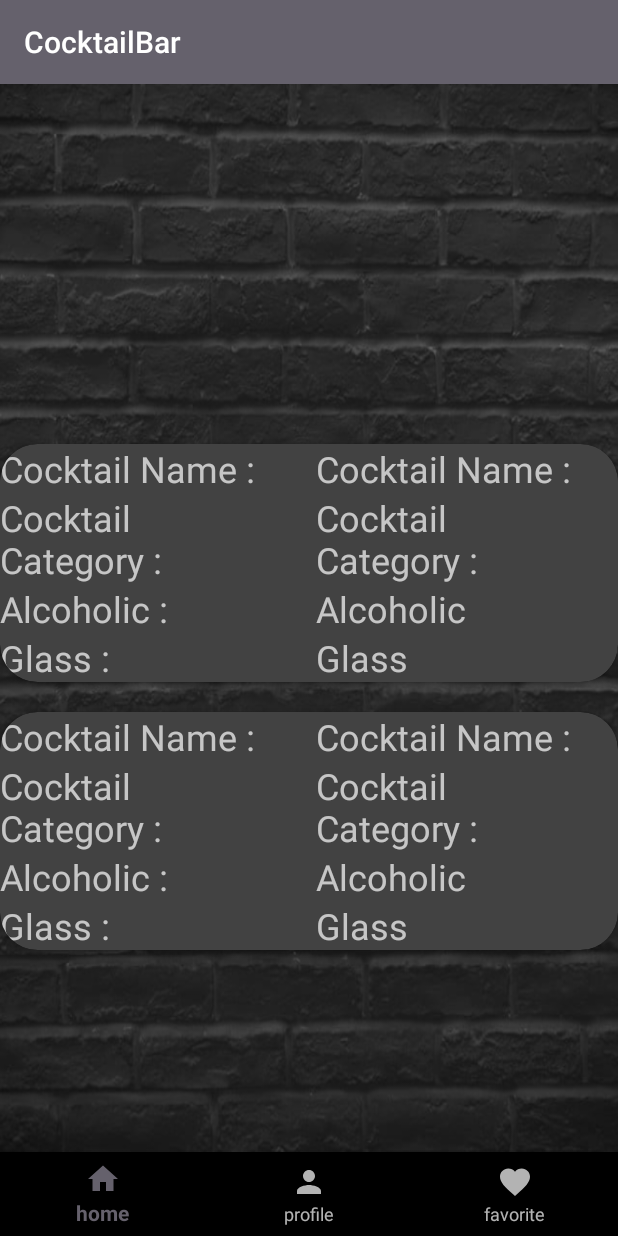
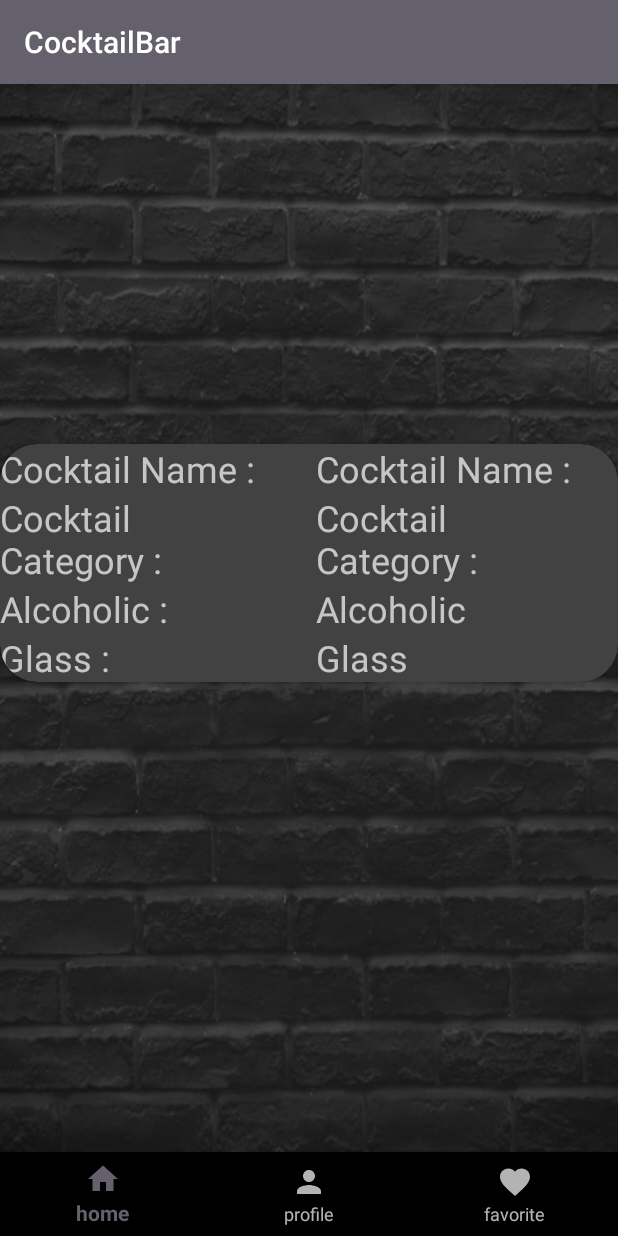
Before and after one commit to benPeretz/cocktailApp, an Android app: the fragment cocktailDetailFragment placed in its activity, on a phone screen of 412 x 824 dp. Run offline under Robolectric (Android 15) with nearby library versions, the phone set to English and light mode, and no system bars; pictures from the network do not load; 4 statements that could not run were skipped.

Commit message:
working on cocktail dtail fragment git pull git push

```diff
--- a/app/src/main/java/com/example/cocktailbar/CocktailAdapter.java
+++ b/app/src/main/java/com/example/cocktailbar/CocktailAdapter.java
@@ -1,5 +1,6 @@
 package com.example.cocktailbar;
 
+import android.annotation.SuppressLint;
 import android.view.LayoutInflater;
 import android.view.View;
 import android.view.ViewGroup;
@@ -18,22 +19,22 @@ public class CocktailAdapter extends RecyclerView.Adapter<CocktailAdapter.MyView
 
     private ArrayList<Cocktail>dataSet;
 
-    //private final recyclerViewInterface recyclerVI;
+    private  recyclerViewInterface recyclerVI;
 
-    //public CocktailAdapter(ArrayList<Cocktail>dataSet,recyclerViewInterface recyclerVI){
-    public CocktailAdapter(ArrayList<Cocktail>dataSet){
+    public CocktailAdapter(ArrayList<Cocktail>dataSet,recyclerViewInterface recyclerVI){
+    //public CocktailAdapter(ArrayList<Cocktail>dataSet){
         this.dataSet=dataSet;
-        //this.recyclerVI=recyclerVI;
+        this.recyclerVI=recyclerVI;
     }
 
-    public static class MyViewHolder extends RecyclerView.ViewHolder{
+    public static class MyViewHolder extends RecyclerView.ViewHolder {
         CardView cardView;
         TextView textViewName;
         TextView textViewCategory;
         ImageView imageViewCocktail;
 
-        //public MyViewHolder(View itemView,recyclerViewInterface recyclerVI){
-        public MyViewHolder(View itemView){
+        public MyViewHolder(View itemView,recyclerViewInterface recyclerVI){
+        //public MyViewHolder(View itemView){
             super(itemView);
 
             cardView=itemView.findViewById(R.id.card_view);
@@ -51,7 +52,9 @@ public class CocktailAdapter extends RecyclerView.Adapter<CocktailAdapter.MyView
                         }
                     }
                 }
-            });*/
+            });
+
+ */
         }
 
     }
@@ -62,8 +65,8 @@ public class CocktailAdapter extends RecyclerView.Adapter<CocktailAdapter.MyView
         //View view = LayoutInflater.from(context).inflate(R.layout.card_layout, parent ,false);
         View view = LayoutInflater.from(parent.getContext() ).inflate(R.layout.card_home_fragment_layout, parent ,false);
 
-        //MyViewHolder myViewHolder = new MyViewHolder(view,recyclerVI);
-        MyViewHolder myViewHolder = new MyViewHolder(view);
+        MyViewHolder myViewHolder = new MyViewHolder(view,recyclerVI);
+        //MyViewHolder myViewHolder = new MyViewHolder(view);
 
         return myViewHolder;
 
@@ -71,7 +74,7 @@ public class CocktailAdapter extends RecyclerView.Adapter<CocktailAdapter.MyView
 
 
     @Override
-    public void onBindViewHolder(@NonNull MyViewHolder holder, int position) {
+    public void onBindViewHolder(@NonNull MyViewHolder holder, @SuppressLint("RecyclerView") int position) {
 
         TextView textViewName =holder.textViewName;
         TextView textViewNativeName=holder.textViewCategory;
@@ -83,6 +86,14 @@ public class CocktailAdapter extends RecyclerView.Adapter<CocktailAdapter.MyView
         textViewNativeName.setText(dataSet.get(position).getStrDrink());
 
         Glide.with(holder.itemView.getContext()).load(dataSet.get(position).getPhoto()).error(R.drawable.ic_launcher_background).into(imageViewF);
+
+
+        holder.cardView.setOnClickListener(new View.OnClickListener() {
+            @Override
+            public void onClick(View view) {
+                recyclerVI.onItemClick(position);
+            }
+        });
 
     }
 
--- a/app/src/main/java/com/example/cocktailbar/DataSevice.java
+++ b/app/src/main/java/com/example/cocktailbar/DataSevice.java
@@ -17,6 +17,7 @@ import java.util.ArrayList;
 
 public class DataSevice {
     private ArrayList<Cocktail> arrCocktail=new ArrayList<>();
+    private Cocktail cocktailDetail;
 
     public ArrayList<Cocktail> getArrCocktail(){
 
@@ -48,18 +49,20 @@ public class DataSevice {
             if(drinks!=null){
 
                 JsonArray drinksArray=drinks.getAsJsonArray();
+                //JsonElement d=drinksArray.get(1).getAsJsonObject().get("strDrink");
                 for (JsonElement j:drinksArray){
                     JsonObject drink=j.getAsJsonObject();
                     JsonElement strDrink = drink.get("strDrink");
                     JsonElement strCategory = drink.get("strCategory");
                     JsonElement strDrinkThumb =drink.get("strDrinkThumb");
+                    JsonElement idDrink =drink.get("idDrink");
 
                     String strDrinkThumbUrl=strDrinkThumb.getAsString();
                     //JsonElement strDrink =obj.get("strDrink");
                     //JsonElement strCategory =obj.get("strCategory");
 
 
-                    arrCocktail.add(new Cocktail(strDrink.toString(),strCategory.toString(),strDrinkThumbUrl));
+                    arrCocktail.add(new Cocktail(strDrink.toString(),strCategory.toString(),strDrinkThumbUrl,idDrink.toString()));
                 }
             }
         } catch (IOException e) {
@@ -69,4 +72,64 @@ public class DataSevice {
         return arrCocktail;
 
     }
+    public Cocktail getCocktailDetail(String strId){
+
+        String sURL="https://www.thecocktaildb.com/api/json/v1/1/lookup.php?i="+strId;
+        URL url=null;
+
+
+        StrictMode.ThreadPolicy policy=new StrictMode.ThreadPolicy.Builder().permitAll().build();
+        StrictMode.setThreadPolicy(policy);
+
+
+        try {//if url is not good
+            url=new URL(sURL);
+        } catch (MalformedURLException e) {
+            e.printStackTrace();
+        }
+
+        try {// io acception like 404
+
+            HttpURLConnection request=(HttpURLConnection) url.openConnection();
+            request.connect();
+
+            JsonParser js = new JsonParser();
+            JsonElement root = js.parse(new InputStreamReader((InputStream) request.getContent()));//get from json String element
+            JsonElement rootobj =root.getAsJsonObject();
+
+            JsonObject obj=rootobj.getAsJsonObject();
+
+            JsonElement drinks =obj.get("drinks");
+            if(drinks!=null){
+
+                JsonArray drinksArray=drinks.getAsJsonArray();
+                //JsonElement d=drinksArray.get(1).getAsJsonObject().get("strDrink");
+                for (JsonElement j:drinksArray){
+                    JsonObject drink=j.getAsJsonObject();
+                    JsonElement strDrink = drink.get("strDrink");
+                    JsonElement strCategory = drink.get("strCategory");
+                    JsonElement strDrinkThumb =drink.get("strDrinkThumb");
+                    JsonElement idDrink =drink.get("idDrink");
+
+                    String strDrinkThumbUrl=strDrinkThumb.getAsString();
+                    //JsonElement strDrink =obj.get("strDrink");
+                    //JsonElement strCategory =obj.get("strCategory");
+
+
+                    cocktailDetail=new Cocktail(strDrink.toString(),strCategory.toString(),strDrinkThumbUrl,idDrink.toString());
+                }
+            }
+
+
+
+
+
+
+
+        } catch (IOException e) {
+            e.printStackTrace();
+        }
+
+        return cocktailDetail;
+    }
 }
--- a/app/src/main/java/com/example/cocktailbar/MainActivity.java
+++ b/app/src/main/java/com/example/cocktailbar/MainActivity.java
@@ -103,10 +103,10 @@ public  void funcRegister(EditText emailText, EditText passText,EditText firstNa
                         if (task.isSuccessful()) {
 
                             Toast.makeText(MainActivity.this, "login successful",Toast.LENGTH_LONG).show();
-                            //Navigation.findNavController().navigate(R.id.action_loginFragment_to_mainActivity2);
+                            Navigation.findNavController(view).navigate(R.id.action_loginFragment_to_mainActivity2);
 
-                            Intent intent=new Intent(MainActivity.this,MainActivity2.class);
-                            startActivity(intent);
+                           // Intent intent=new Intent(MainActivity.this,MainActivity2.class);
+                            //startActivity(intent);
 
 
 
--- a/app/src/main/java/com/example/cocktailbar/MainActivity2.java
+++ b/app/src/main/java/com/example/cocktailbar/MainActivity2.java
@@ -10,7 +10,7 @@ import android.os.Bundle;
 
 import com.example.cocktailbar.databinding.ActivityMain2Binding;
 
-public class MainActivity2 extends AppCompatActivity {
+public class MainActivity2 extends AppCompatActivity  {
 
     ActivityMain2Binding binding;
 
@@ -54,13 +54,15 @@ public class MainActivity2 extends AppCompatActivity {
 
     }
 
-    private void replaceFragment(Fragment fragment){
+    public void replaceFragment(Fragment fragment){
 
         FragmentManager fragmentManager=getSupportFragmentManager();
         FragmentTransaction fragmentTransaction=fragmentManager.beginTransaction();
         fragmentTransaction.replace(R.id.frameLayoutContainer,fragment);
         fragmentTransaction.commit();
     }
+
+
     /*public void replaceFragment(Fragment fragment,Bundle bundle){
 
         FragmentManager fragmentManager=getSupportFragmentManager();
--- a/app/src/main/java/com/example/cocktailbar/cocktailDetailFragment.java
+++ b/app/src/main/java/com/example/cocktailbar/cocktailDetailFragment.java
@@ -7,58 +7,39 @@ import androidx.fragment.app.Fragment;
 import android.view.LayoutInflater;
 import android.view.View;
 import android.view.ViewGroup;
+import android.widget.ImageView;
+import android.widget.TextView;
 
-/**
- * A simple {@link Fragment} subclass.
- * Use the {@link cocktailDetailFragment#newInstance} factory method to
- * create an instance of this fragment.
- */
+import com.bumptech.glide.Glide;
+
+
 public class cocktailDetailFragment extends Fragment {
 
-    // TODO: Rename parameter arguments, choose names that match
-    // the fragment initialization parameters, e.g. ARG_ITEM_NUMBER
-    private static final String ARG_PARAM1 = "param1";
-    private static final String ARG_PARAM2 = "param2";
-
-    // TODO: Rename and change types of parameters
-    private String mParam1;
-    private String mParam2;
-
-    public cocktailDetailFragment() {
-        // Required empty public constructor
-    }
-
-    /**
-     * Use this factory method to create a new instance of
-     * this fragment using the provided parameters.
-     *
-     * @param param1 Parameter 1.
-     * @param param2 Parameter 2.
-     * @return A new instance of fragment cocktailDetailFragment.
-     */
-    // TODO: Rename and change types and number of parameters
-    public static cocktailDetailFragment newInstance(String param1, String param2) {
-        cocktailDetailFragment fragment = new cocktailDetailFragment();
-        Bundle args = new Bundle();
-        args.putString(ARG_PARAM1, param1);
-        args.putString(ARG_PARAM2, param2);
-        fragment.setArguments(args);
-        return fragment;
-    }
-
-    @Override
-    public void onCreate(Bundle savedInstanceState) {
-        super.onCreate(savedInstanceState);
-        if (getArguments() != null) {
-            mParam1 = getArguments().getString(ARG_PARAM1);
-            mParam2 = getArguments().getString(ARG_PARAM2);
-        }
-    }
 
     @Override
     public View onCreateView(LayoutInflater inflater, ViewGroup container,
                              Bundle savedInstanceState) {
         // Inflate the layout for this fragment
-        return inflater.inflate(R.layout.fragment_cocktail_detail, container, false);
+        View view= inflater.inflate(R.layout.fragment_cocktail_detail, container, false);
+
+        DataSevice ds=new DataSevice();
+
+        TextView textView=view.findViewById(R.id.textName);
+        ImageView imageView=view.findViewById(R.id.imageView);
+
+        String id =getArguments().getString("id").replace("\"","");
+
+
+        String pic =getArguments().getString("pic");
+
+        Cocktail cocktail=ds.getCocktailDetail(id);
+
+        textView.setText(cocktail.getStrDrink());
+
+
+
+        //Glide.with(this).load(pic).error(R.drawable.ic_launcher_background).into(imageView);
+        //textView.setText(name);
+    return view;
     }
 }
--- a/app/src/main/java/com/example/cocktailbar/homeFragment.java
+++ b/app/src/main/java/com/example/cocktailbar/homeFragment.java
@@ -10,26 +10,27 @@ import androidx.recyclerview.widget.RecyclerView;
 import android.view.LayoutInflater;
 import android.view.View;
 import android.view.ViewGroup;
+import android.widget.Toast;
 
 import java.util.ArrayList;
 
 
-public class homeFragment extends Fragment {
+public class homeFragment extends Fragment implements recyclerViewInterface {
     View view;
     ArrayList<Cocktail> arr;
-
+    MainActivity2 mainActivity2;
 
     @Override
     public View onCreateView(LayoutInflater inflater, ViewGroup container,
                              Bundle savedInstanceState) {
         // Inflate the layout for this fragment
          view= inflater.inflate(R.layout.fragment_home, container, false);
-
+         mainActivity2= (MainActivity2) getActivity();
         DataSevice ds=new DataSevice();
          arr= ds.getArrCocktail();
 
-        CocktailAdapter cocktailAdapter=new CocktailAdapter(arr);
-        //CocktailAdapter cocktailAdapter=new CocktailAdapter(arr, (recyclerViewInterface) this);
+       // CocktailAdapter cocktailAdapter=new CocktailAdapter(arr);
+        CocktailAdapter cocktailAdapter=new CocktailAdapter(arr,this);
 
         RecyclerView recyclerView=view.findViewById(R.id.recyclerView);
 
@@ -43,17 +44,23 @@ public class homeFragment extends Fragment {
         return view;
 
     }
-    /*
+
     public void onItemClick(int position) {
 
-        Bundle bundle =new Bundle();
-        bundle.putString("in",arr.get(position).getStrDrink());
-        MainActivity2 mainActivity2= (MainActivity2) getActivity();
-        mainActivity2.replaceFragment(new cocktailDetailFragment());
+        Toast.makeText(requireContext(),"stam"+position,Toast.LENGTH_LONG).show();
+
+        Bundle bundle=new Bundle();
+        bundle.putString("id",arr.get(position).getIdDrink().toString());
+        bundle.putString("pic",arr.get(position).getPhoto().toString());
+
+        cocktailDetailFragment cocktailDF=new cocktailDetailFragment();
+        cocktailDF.setArguments(bundle);
+
+        mainActivity2.replaceFragment(cocktailDF);
 
 
 
     }
 
-     */
+
 }
--- a/app/src/main/res/layout/fragment_cocktail_detail.xml
+++ b/app/src/main/res/layout/fragment_cocktail_detail.xml
@@ -17,131 +17,14 @@
         android:layout_gravity="center"
         android:layout_marginTop="70dp"/>
 
-    <androidx.cardview.widget.CardView
+    <ScrollView
         android:layout_width="match_parent"
-        android:layout_height="wrap_content"
-        android:layout_marginTop="20dp"
-        app:cardCornerRadius="25dp"
-        android:background="@android:color/transparent">
-
+        android:layout_height="match_parent">
     <LinearLayout
         android:layout_width="match_parent"
         android:layout_height="match_parent"
         android:orientation="vertical">
 
-            <LinearLayout
-                android:layout_width="match_parent"
-                android:layout_height="wrap_content"
-                android:orientation="horizontal">
-
-                <TextView
-                    android:layout_width="0dp"
-                    android:layout_height="wrap_content"
-                    android:layout_marginRight="10dp"
-                    android:layout_weight="1"
-                    android:text="Cocktail Name : "
-                    android:textSize="24sp"
-
-
-                    />
-
-                <TextView
-                    android:layout_width="0dp"
-                    android:layout_height="wrap_content"
-                    android:layout_weight="1"
-                    android:text="Cocktail Name : "
-                    android:textSize="24sp"
-
-
-                    />
-
-            </LinearLayout>
-
-            <LinearLayout
-                android:layout_width="match_parent"
-                android:layout_height="wrap_content"
-                android:orientation="horizontal">
-
-                <TextView
-                    android:layout_width="0dp"
-                    android:layout_height="wrap_content"
-                    android:layout_marginRight="10dp"
-                    android:layout_weight="1"
-                    android:text="Cocktail Category : "
-                    android:textSize="24sp"
-
-
-                    />
-
-                <TextView
-                    android:layout_width="0dp"
-                    android:layout_height="wrap_content"
-                    android:layout_weight="1"
-                    android:text="Cocktail Category : "
-                    android:textSize="24sp"
-
-
-                    />
-
-            </LinearLayout>
-
-            <LinearLayout
-                android:layout_width="match_parent"
-                android:layout_height="wrap_content"
-                android:orientation="horizontal">
-
-                <TextView
-                    android:layout_width="0dp"
-                    android:layout_height="wrap_content"
-                    android:layout_marginRight="10dp"
-                    android:layout_weight="1"
-                    android:text="Alcoholic : "
-                    android:textSize="24sp"
-
-
-                    />
-
-                <TextView
-                    android:layout_width="0dp"
-                    android:layout_height="wrap_content"
-                    android:layout_weight="1"
-                    android:text="Alcoholic"
-                    android:textSize="24sp"
-
-
-                    />
-
-            </LinearLayout>
-
-            <LinearLayout
-                android:layout_width="match_parent"
-                android:layout_height="wrap_content"
-                android:orientation="horizontal">
-
-                <TextView
-                    android:layout_width="0dp"
-                    android:layout_height="wrap_content"
-                    android:layout_marginRight="10dp"
-                    android:layout_weight="1"
-                    android:text="Glass : "
-                    android:textSize="24sp"
-
-
-                    />
-
-                <TextView
-                    android:layout_width="0dp"
-                    android:layout_height="wrap_content"
-                    android:layout_weight="1"
-                    android:text="Glass"
-                    android:textSize="24sp"
-
-
-                    />
-
-            </LinearLayout>
-        </LinearLayout>
-    </androidx.cardview.widget.CardView>
         <androidx.cardview.widget.CardView
             android:layout_width="match_parent"
             android:layout_height="wrap_content"
@@ -265,7 +148,13 @@
 
             </LinearLayout>
         </LinearLayout>
+
         </androidx.cardview.widget.CardView>
 
 
     </LinearLayout>
+
+    </ScrollView>
+
+
+</LinearLayout>
```
Also changed, not shown: app/src/main/java/com/example/cocktailbar/Cocktail.java (+319 -1 lines), app/src/main/java/com/example/cocktailbar/entryFragment.java (+19 -0 lines). Lines whose indentation alone changed are shown as unchanged.
